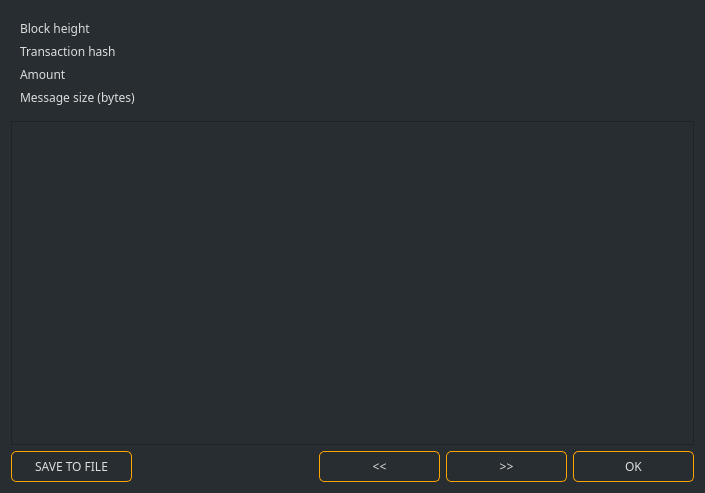
ConcealNetwork/conceal-desktop, file src/gui/ui/messagedetailsdialog.ui: the form before one commit.
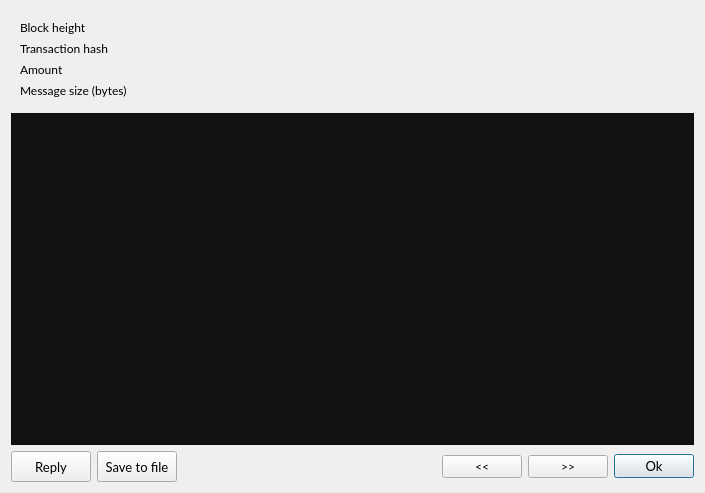
The form after the commit.

```diff
--- a/src/gui/ui/messagedetailsdialog.ui
+++ b/src/gui/ui/messagedetailsdialog.ui
@@ -13,11 +13,6 @@
   <property name="windowTitle">
    <string>Message</string>
   </property>
-  <property name="styleSheet">
-   <string notr="true">font-family: 'Raleway';
-background-color: #282d31;
-color: #ddd;</string>
-  </property>
   <layout class="QVBoxLayout" name="verticalLayout">
    <item>
     <widget class="QFrame" name="frame">
@@ -35,7 +30,7 @@
        <widget class="QLabel" name="label">
         <property name="font">
          <font>
-          <family>Raleway</family>
+          <family>Lato</family>
           <pointsize>9</pointsize>
          </font>
         </property>
@@ -48,7 +43,7 @@
        <widget class="QLabel" name="m_heightLabel">
         <property name="font">
          <font>
-          <family>Raleway</family>
+          <family>Lato</family>
           <pointsize>9</pointsize>
          </font>
         </property>
@@ -61,7 +56,7 @@
        <widget class="QLabel" name="label_5">
         <property name="font">
          <font>
-          <family>Raleway</family>
+          <family>Lato</family>
           <pointsize>9</pointsize>
          </font>
         </property>
@@ -74,7 +69,7 @@
        <widget class="QLabel" name="m_hashLabel">
         <property name="font">
          <font>
-          <family>Raleway</family>
+          <family>Lato</family>
           <pointsize>9</pointsize>
          </font>
         </property>
@@ -87,7 +82,7 @@
        <widget class="QLabel" name="m_amountLabel">
         <property name="font">
          <font>
-          <family>Raleway</family>
+          <family>Lato</family>
           <pointsize>9</pointsize>
          </font>
         </property>
@@ -100,7 +95,7 @@
        <widget class="QLabel" name="label_3">
         <property name="font">
          <font>
-          <family>Raleway</family>
+          <family>Lato</family>
           <pointsize>9</pointsize>
          </font>
         </property>
@@ -113,7 +108,7 @@
        <widget class="QLabel" name="label_7">
         <property name="font">
          <font>
-          <family>Raleway</family>
+          <family>Lato</family>
           <pointsize>9</pointsize>
          </font>
         </property>
@@ -126,7 +121,7 @@
        <widget class="QLabel" name="m_sizeLabel">
         <property name="font">
          <font>
-          <family>Raleway</family>
+          <family>Lato</family>
           <pointsize>9</pointsize>
          </font>
         </property>
@@ -141,7 +136,7 @@
    <item>
     <widget class="QTextEdit" name="m_messageTextEdit">
      <property name="styleSheet">
-      <string notr="true"/>
+      <string notr="true">background: #111;</string>
      </property>
      <property name="readOnly">
       <bool>true</bool>
@@ -150,25 +145,44 @@
    </item>
    <item>
     <layout class="QHBoxLayout" name="horizontalLayout">
+     <item>
+      <widget class="QPushButton" name="m_replyButton">
+       <property name="minimumSize">
+        <size>
+         <width>0</width>
+         <height>31</height>
+        </size>
+       </property>
+       <property name="font">
+        <font>
+         <family>Lato</family>
+         <pointsize>10</pointsize>
+        </font>
+       </property>
+       <property name="text">
+        <string>Reply</string>
+       </property>
+       <property name="autoDefault">
+        <bool>false</bool>
+       </property>
+      </widget>
+     </item>
      <item>
       <widget class="QPushButton" name="m_saveButton">
        <property name="minimumSize">
         <size>
-         <width>121</width>
+         <width>0</width>
          <height>31</height>
         </size>
        </property>
        <property name="font">
         <font>
-         <family>Raleway</family>
-         <pointsize>-1</pointsize>
+         <family>Lato</family>
+         <pointsize>10</pointsize>
         </font>
        </property>
-       <property name="styleSheet">
-        <string notr="true">color: #ddd; border: 1px solid orange; font-size: 12px; border-radius: 5px; font-family: 'Raleway';</string>
-       </property>
        <property name="text">
-        <string>SAVE TO FILE</string>
+        <string>Save to file</string>
        </property>
       </widget>
      </item>
@@ -187,21 +201,11 @@
      </item>
      <item>
       <widget class="QPushButton" name="m_prevButton">
-       <property name="minimumSize">
-        <size>
-         <width>121</width>
-         <height>31</height>
-        </size>
-       </property>
        <property name="font">
         <font>
-         <family>Raleway</family>
-         <pointsize>-1</pointsize>
+         <family>Lato</family>
         </font>
        </property>
-       <property name="styleSheet">
-        <string notr="true">color: #ddd; border: 1px solid orange; font-size: 12px; border-radius: 5px; font-family: 'Raleway';</string>
-       </property>
        <property name="text">
         <string>&lt;&lt;</string>
        </property>
@@ -209,21 +213,11 @@
      </item>
      <item>
       <widget class="QPushButton" name="m_nextButton">
-       <property name="minimumSize">
-        <size>
-         <width>121</width>
-         <height>31</height>
-        </size>
-       </property>
        <property name="font">
         <font>
-         <family>Raleway</family>
-         <pointsize>-1</pointsize>
+         <family>Lato</family>
         </font>
        </property>
-       <property name="styleSheet">
-        <string notr="true">color: #ddd; border: 1px solid orange; font-size: 12px; border-radius: 5px; font-family: 'Raleway';</string>
-       </property>
        <property name="text">
         <string>&gt;&gt;</string>
        </property>
@@ -231,23 +225,14 @@
      </item>
      <item>
       <widget class="QPushButton" name="m_okButton">
-       <property name="minimumSize">
-        <size>
-         <width>121</width>
-         <height>31</height>
-        </size>
-       </property>
        <property name="font">
         <font>
-         <family>Raleway</family>
-         <pointsize>-1</pointsize>
+         <family>Lato</family>
+         <pointsize>10</pointsize>
         </font>
        </property>
-       <property name="styleSheet">
-        <string notr="true">color: #ddd; border: 1px solid orange; font-size: 12px; border-radius: 5px; font-family: 'Raleway';</string>
-       </property>
        <property name="text">
-        <string>OK</string>
+        <string>Ok</string>
        </property>
        <property name="autoDefault">
         <bool>true</bool>
```
Left out of the diff: 16 changed lines with no effect on the pictures.
